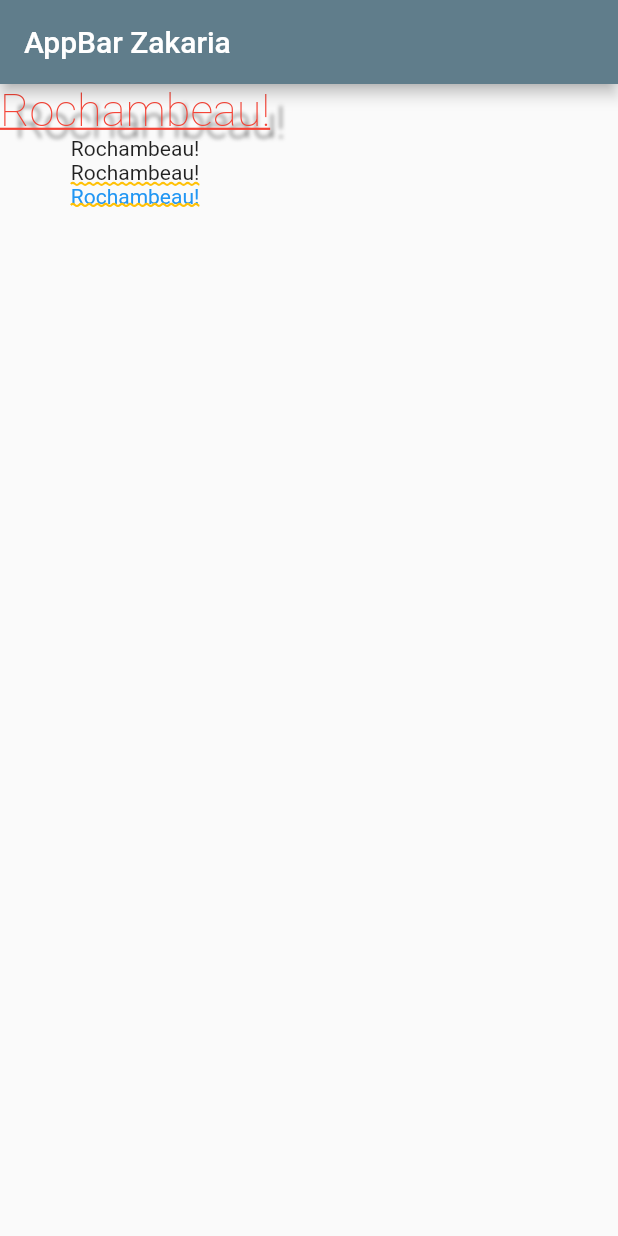
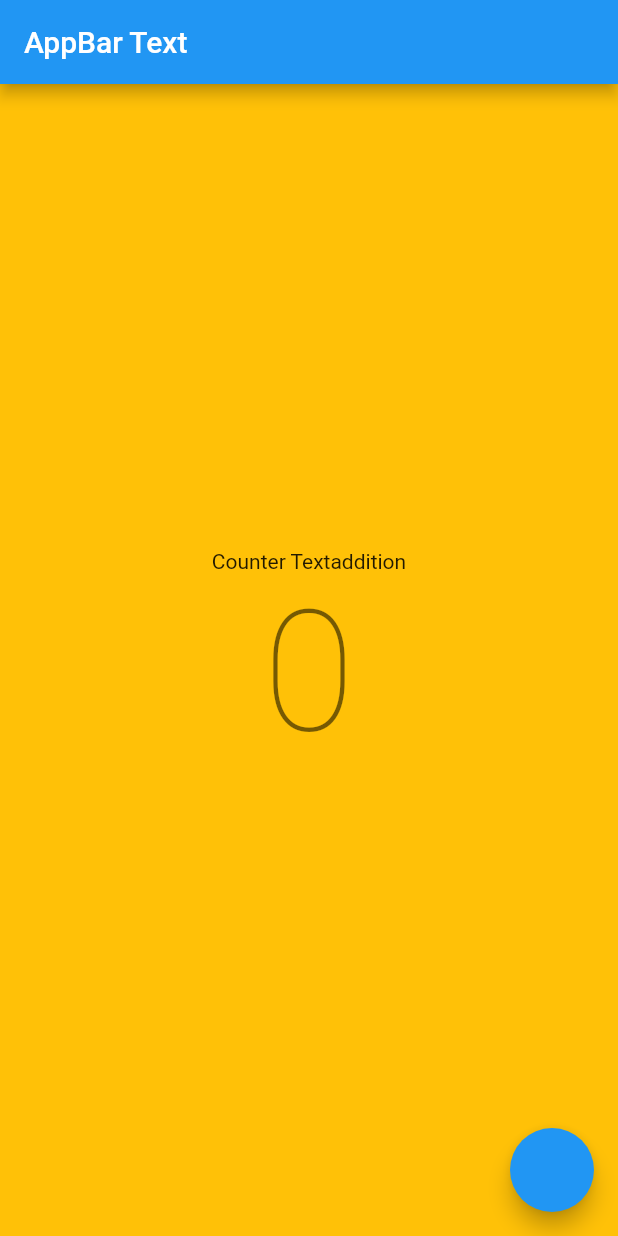
Before and after one commit to Devsaci/flutter2basic, a Flutter app: the screen it shows after launch, on a phone screen of 412 x 824 dp. Run offline on Flutter 3.47's test engine with Material 2 defaults, Android fonts, the phone set to English and light mode, and no system bars.

```diff
--- a/lib/main.dart
+++ b/lib/main.dart
@@ -1,51 +1,34 @@
 import 'package:flutter/material.dart';
 
-void main() {
-  runApp(MyApp());
-}
+void main() => runApp(MyApp());
 
 class MyApp extends StatelessWidget {
+  int counter =0;
+  void incrementCounter(){
+    counter +=2;
+  }
   @override
-  Widget build(BuildContext context) {
-    return MaterialApp(
-      home: Scaffold(
+  Widget build(BuildContext context) => MaterialApp(
+        home: Scaffold(
           appBar: AppBar(
-            title: const Text('AppBar Zakaria'),
-            backgroundColor: Colors.blueGrey,
+            title: Text("AppBar Text"),
           ),
-          body: Column(
-            children: <Widget>[
-              Text('Rochambeau!', style: TextStyle(
-                color: Colors.red,
-                decoration: TextDecoration.underline,
-                fontSize: 30,
-                fontWeight: FontWeight.w200,
-                shadows: <Shadow>[
-                  Shadow(
-                      color: Colors.black87,
-                      offset: Offset(10, 8),
-                      blurRadius: 3
-                  )
+          body: Container(
+            alignment: Alignment.center,
+            color: Colors.amber,
+              child: Column(
+                  mainAxisAlignment: MainAxisAlignment.center,
+                children: [
+                  Text("Counter Textaddition"),
+                  Text('$counter',style: Theme.of(context).textTheme.headline1,),
+
                 ],
+              ),
+          ),
+          floatingActionButton: FloatingActionButton(
+              onPressed: incrementCounter),
 
-              ),
 
-              ),
-              Text('Rochambeau!'),
-              Text('Rochambeau!'),
-              Text('Rochambeau!', style: TextStyle(
-                  decoration: TextDecoration.combine(
-                      [TextDecoration.underline, TextDecoration.overline]),
-                  color: Colors.blue,
-                  decorationColor: Colors.amber,
-                  decorationStyle: TextDecorationStyle.wavy,
-                  decorationThickness: 2,
-
-              ),),
-
-            ],
-          )
-      ),
-    );
-  }
+        ),
+      );
 }
```
